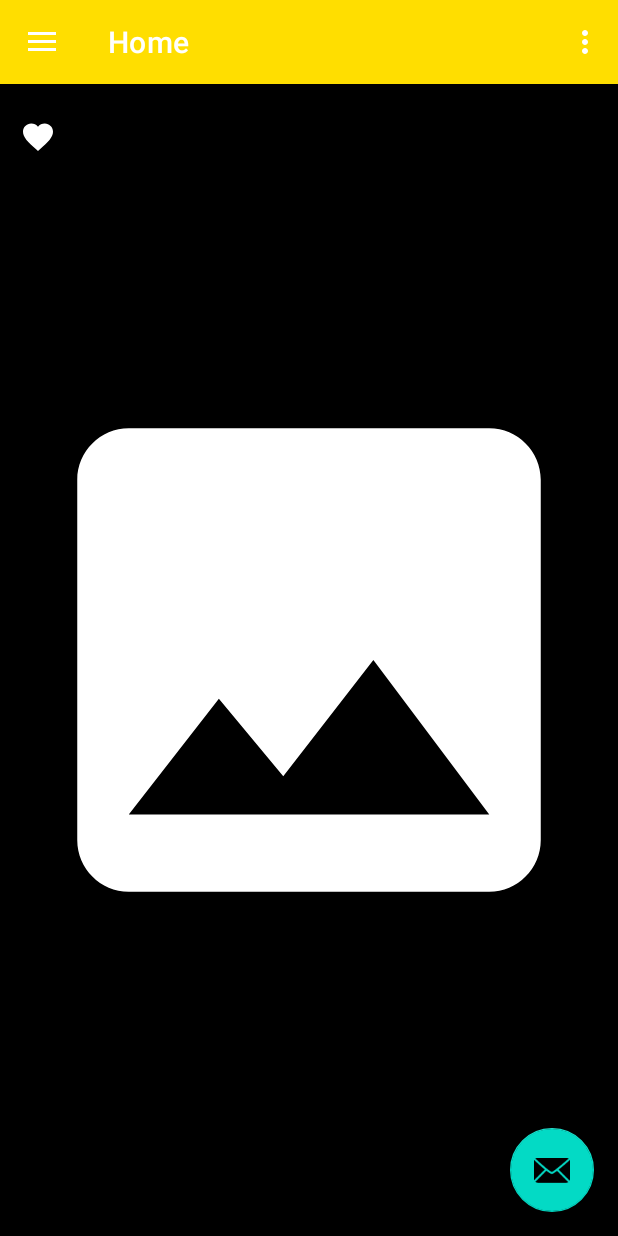
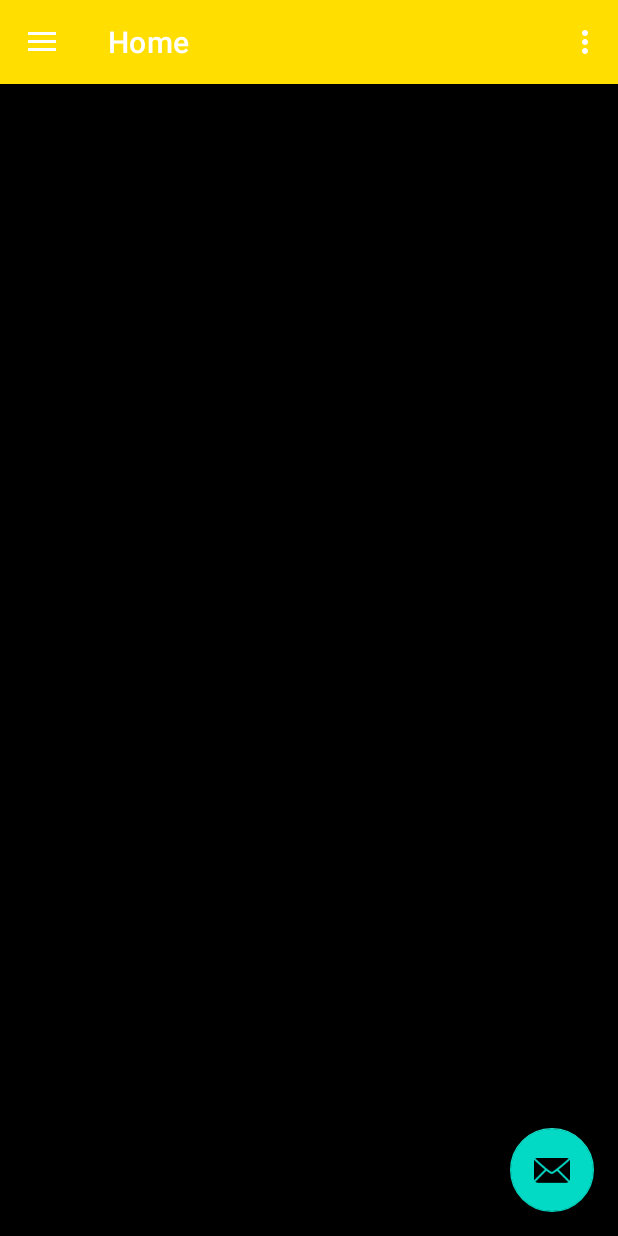
Before and after one commit to BrunoLujan/Faketagram-Frontend, an Android app: the screen it shows after launch (MainActivity), on a phone screen of 412 x 824 dp. Run offline under Robolectric (Android 15) with nearby library versions, the phone set to English and light mode, and no system bars; our stand-ins replace navigation-ui.

Commit message:
Modificacion content_main

```diff
--- a/app/src/main/res/layout/content_main.xml
+++ b/app/src/main/res/layout/content_main.xml
@@ -19,20 +19,4 @@
         app:layout_constraintTop_toTopOf="parent"
         app:navGraph="@navigation/mobile_navigation"/>
 
-    <ImageView
-        android:id="@+id/imageUploadPhoto"
-        android:layout_width="match_parent"
-        android:layout_height="match_parent"
-        app:srcCompat="@drawable/ic_image_photograph"
-        tools:ignore="VectorDrawableCompat" />
-
-    <include
-        android:id="@+id/reactions"
-        layout="@layout/include_bar_reactions"
-        android:layout_width="match_parent"
-        android:layout_height="wrap_content"
-        android:layout_alignParentBottom="true"
-        tools:layout_editor_absoluteX="0dp"
-        tools:layout_editor_absoluteY="507dp" />
-
 </androidx.constraintlayout.widget.ConstraintLayout>
--- a/app/src/main/res/navigation/mobile_navigation.xml
+++ b/app/src/main/res/navigation/mobile_navigation.xml
@@ -15,11 +15,20 @@
         android:id="@+id/nav_gallery"
         android:name="com.example.faketagram_app.ui.gallery.GalleryFragment"
         android:label="@string/menu_gallery"
-        tools:layout="@layout/fragment_gallery" />
+        tools:layout="@layout/fragment_gallery" >
+        <action
+            android:id="@+id/action_nav_gallery_to_uploadPhoto"
+            app:destination="@id/uploadPhoto" />
+    </fragment>
 
     <fragment
         android:id="@+id/nav_slideshow"
         android:name="com.example.faketagram_app.ui.slideshow.SlideshowFragment"
         android:label="@string/menu_slideshow"
         tools:layout="@layout/fragment_slideshow" />
+    <activity
+        android:id="@+id/uploadPhoto"
+        android:name="com.example.faketagram_app.UploadPhoto"
+        android:label="activity_upload_photo"
+        tools:layout="@layout/activity_upload_photo" />
 </navigation>
```
